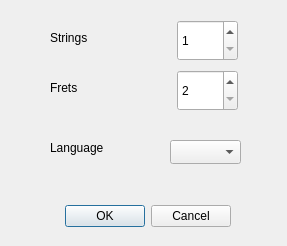
sdutz/LazyTabs, file settingsdlg.ui: the form before one commit.
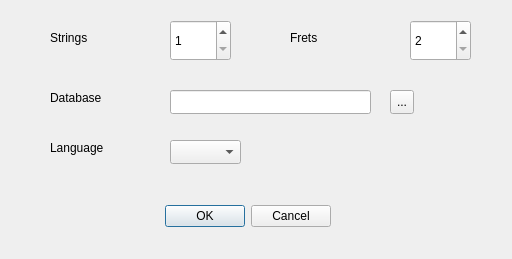
The form after the commit. Icons and pictures are not drawn.

Diff of the .ui file:
```diff
--- a/settingsdlg.ui
+++ b/settingsdlg.ui
@@ -6,8 +6,8 @@
    <rect>
     <x>0</x>
     <y>0</y>
-    <width>287</width>
-    <height>246</height>
+    <width>512</width>
+    <height>259</height>
    </rect>
   </property>
   <property name="windowTitle">
@@ -23,7 +23,7 @@
   <widget class="QDialogButtonBox" name="buttonBox">
    <property name="geometry">
     <rect>
-     <x>60</x>
+     <x>160</x>
      <y>200</y>
      <width>171</width>
      <height>32</height>
@@ -39,7 +39,7 @@
   <widget class="QSpinBox" name="stringsn">
    <property name="geometry">
     <rect>
-     <x>177</x>
+     <x>170</x>
      <y>20</y>
      <width>61</width>
      <height>41</height>
@@ -65,8 +65,8 @@
   <widget class="QSpinBox" name="fretsn">
    <property name="geometry">
     <rect>
-     <x>177</x>
-     <y>70</y>
+     <x>410</x>
+     <y>20</y>
      <width>61</width>
      <height>41</height>
     </rect>
@@ -81,8 +81,8 @@
   <widget class="QLabel" name="fretsl">
    <property name="geometry">
     <rect>
-     <x>50</x>
-     <y>80</y>
+     <x>290</x>
+     <y>30</y>
      <width>60</width>
      <height>16</height>
     </rect>
@@ -114,6 +114,42 @@
     <string>Language</string>
    </property>
   </widget>
+  <widget class="QLabel" name="dbsl">
+   <property name="geometry">
+    <rect>
+     <x>50</x>
+     <y>90</y>
+     <width>60</width>
+     <height>16</height>
+    </rect>
+   </property>
+   <property name="text">
+    <string>Database</string>
+   </property>
+  </widget>
+  <widget class="QLineEdit" name="dbEdit">
+   <property name="geometry">
+    <rect>
+     <x>170</x>
+     <y>90</y>
+     <width>201</width>
+     <height>24</height>
+    </rect>
+   </property>
+  </widget>
+  <widget class="QToolButton" name="dbBtn">
+   <property name="geometry">
+    <rect>
+     <x>390</x>
+     <y>90</y>
+     <width>24</width>
+     <height>24</height>
+    </rect>
+   </property>
+   <property name="text">
+    <string>...</string>
+   </property>
+  </widget>
  </widget>
  <resources>
   <include location="lazytabs.qrc"/>
```
